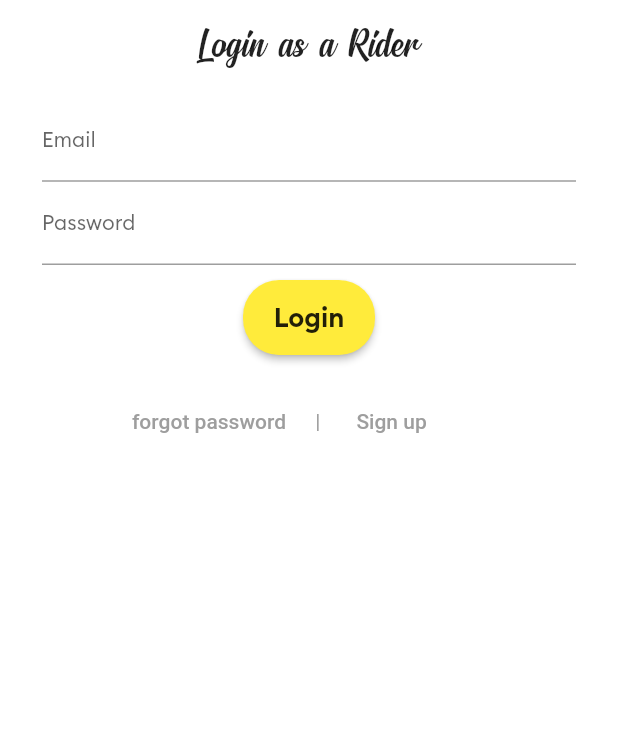
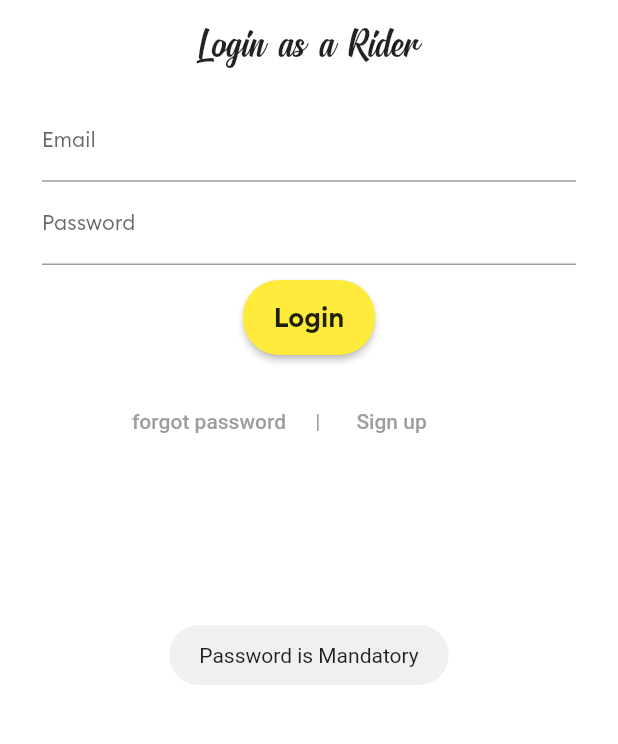
Before and after one commit to Meghan31/Cab-rider-app, a Flutter app: the screen it shows after launch, after a tap on "Login", on a phone screen of 412 x 824 dp, the part 455-1199 px from its top. Run offline on Flutter 3.47's test engine with Material 2 defaults, Android fonts, the phone set to English and light mode, and no system bars; our stand-ins replace firebase_auth, firebase_core, firebase_database, fluttertoast; accounts and stored records are empty.

Commit message:
✨ can login with the signed-up account

```diff
--- a/taxirider/lib/screens/login_screen.dart
+++ b/taxirider/lib/screens/login_screen.dart
@@ -1,14 +1,23 @@
 // ignore_for_file: prefer_const_constructors, prefer_const_literals_to_create_immutables, unnecessary_new
 
+import 'package:firebase_auth/firebase_auth.dart';
+import 'package:firebase_database/firebase_database.dart';
 import 'package:flutter/material.dart';
 import 'package:flutter/src/foundation/key.dart';
 import 'package:flutter/src/widgets/framework.dart';
+import 'package:taxirider/main.dart';
 import 'package:taxirider/screens/forgot_pass_screen.dart';
 import 'package:taxirider/screens/signup_screen.dart';
 
+import 'main_screen.dart';
+
 class LoginScreen extends StatelessWidget {
-  const LoginScreen({Key? key}) : super(key: key);
+  LoginScreen({Key? key}) : super(key: key);
   static const routeName = '/login';
+
+  TextEditingController emailTextEditingController = TextEditingController();
+  TextEditingController passwordTextEditingController = TextEditingController();
+
   @override
   Widget build(BuildContext context) {
     return Scaffold(
@@ -45,6 +54,7 @@ class LoginScreen extends StatelessWidget {
                 child: Column(
                   children: [
                     TextField(
+                      controller: emailTextEditingController,
                       keyboardType: TextInputType.emailAddress,
                       decoration: InputDecoration(
                         labelText: 'Email',
@@ -62,7 +72,8 @@ class LoginScreen extends StatelessWidget {
                     const SizedBox(
                       height: 1,
                     ),
-                    const TextField(
+                    TextField(
+                      controller: passwordTextEditingController,
                       obscureText: true,
                       decoration: InputDecoration(
                         labelText: 'Password',
@@ -82,7 +93,15 @@ class LoginScreen extends StatelessWidget {
                     ),
                     RaisedButton(
                       onPressed: () {
-                        print('logged');
+                        if (!emailTextEditingController.text.contains('@')) {
+                          displayToastMessage(
+                              'Email address not Valid.', context);
+                        }
+                        if (passwordTextEditingController.text.isEmpty) {
+                          displayToastMessage('Password is Mandatory', context);
+                        } else {
+                          loginAndAuthenticateUser(context);
+                        }
                       },
                       color: Colors.yellow,
                       textColor: Colors.black87,
@@ -157,4 +176,25 @@ class LoginScreen extends StatelessWidget {
       ),
     );
   }
+
+  final FirebaseAuth _firebaseAuth = FirebaseAuth.instance;
+  void loginAndAuthenticateUser(BuildContext context) async {
+    final User? firebaseUser = (await _firebaseAuth
+            .signInWithEmailAndPassword(
+      email: emailTextEditingController.text,
+      password: passwordTextEditingController.text,
+    )
+            .catchError((errMsg) {
+      displayToastMessage("Error: $errMsg", context);
+    }))
+        .user;
+    if (firebaseUser != null) //user created
+    {
+      Navigator.of(context)
+          .pushNamedAndRemoveUntil(MainScreen.routeName, (route) => false);
+      displayToastMessage('your are logged in', context);
+    } else {
+      displayToastMessage('No account exist with this credentials ', context);
+    }
+  }
 }
```
